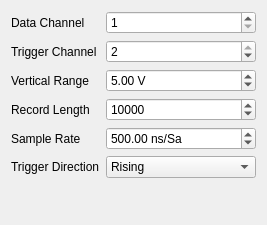
Above: motorscopeconfigwidget.ui from kncrabtree/blackchirp before the change. Below: the same form after it.
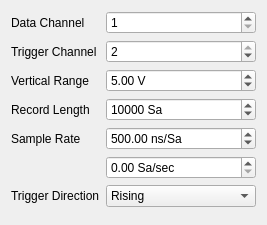
That is the form after the change.

Commit message: Apply updates to sample rate boxes on change

```diff
--- a/motorscopeconfigwidget.ui
+++ b/motorscopeconfigwidget.ui
@@ -80,6 +80,12 @@
    </item>
    <item row="3" column="1">
     <widget class="QSpinBox" name="recordLengthSpinBox">
+     <property name="suffix">
+      <string> Sa</string>
+     </property>
+     <property name="prefix">
+      <string/>
+     </property>
      <property name="maximum">
       <number>99999999</number>
      </property>
@@ -108,14 +114,14 @@
      </property>
     </widget>
    </item>
-   <item row="5" column="0">
+   <item row="6" column="0">
     <widget class="QLabel" name="triggerDirectionLabel">
      <property name="text">
       <string>Trigger Direction</string>
      </property>
     </widget>
    </item>
-   <item row="5" column="1">
+   <item row="6" column="1">
     <widget class="QComboBox" name="triggerDirectionComboBox">
      <item>
       <property name="text">
@@ -129,6 +135,16 @@
      </item>
     </widget>
    </item>
+   <item row="5" column="1">
+    <widget class="QDoubleSpinBox" name="sampleRateDoubleSpinBox_2">
+     <property name="suffix">
+      <string> Sa/sec</string>
+     </property>
+     <property name="maximum">
+      <double>999999999999.000000000000000</double>
+     </property>
+    </widget>
+   </item>
   </layout>
  </widget>
  <resources/>
```
Left out of the diff: 5 changed lines with no effect on the pictures. The commit also changes 1 other file.
